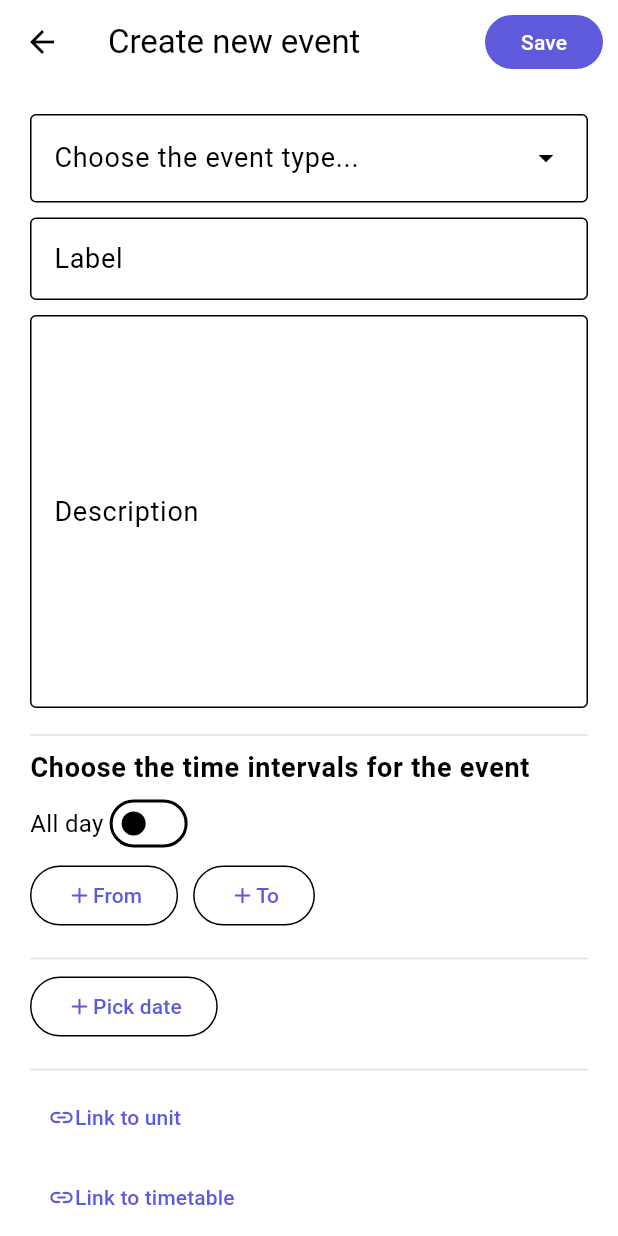
After one commit to ngareleo/remindeer-frontend, a Flutter app: the CreateEventForm screen opened directly, on a phone screen of 412 x 824 dp. The commit adds this screen. Run offline on Flutter 3.47's test engine with Material 2 defaults, Android fonts, the phone set to English and light mode, and no system bars; our stand-ins replace flutter_svg.

Commit message:
Created the forms for events and tasks

```diff
--- a/remindeer/assets/store/sample_timetables.json
+++ b/remindeer/assets/store/sample_timetables.json
@@ -2,14 +2,14 @@
     "00-t-00": {
         "label": "2022/23 Intelligent Systems",
         "description": "Timetable for 2022/23 intelligent systems group",
-        "valid-until": "2023-08-10",
+        "valid_until": "2023-08-10",
         "created": "2023-08-10",
         "last_modified":"2023-08-10"
     },
     "00-t-01": {
         "label": "School timetables",
         "description": "",
-        "valid-until": "2023-08-10",
+        "valid_until": "2023-08-10",
         "created": "2023-08-10",
         "last_modified":"2023-08-10"
     }
@@ -17,7 +17,7 @@
     "00-t-02": {
         "label": "Meal timetables",
         "description": "",
-        "valid-until": "2023-08-10",
+        "valid_until": "2023-08-10",
         "created": "2023-08-10",
         "last_modified":"2023-08-10"
     }
--- a/remindeer/lib/main.dart
+++ b/remindeer/lib/main.dart
@@ -34,8 +34,12 @@ class _MyApp extends State<MyApp> {
             indicatorColor: Color(0xFF5E5ADB),
           ),
           textTheme: const TextTheme(
+              bodyLarge: TextStyle(
+                  fontSize: 18,
+                  fontWeight: FontWeight.normal,
+                  color: Colors.black),
               bodyMedium: TextStyle(
-                  fontSize: 14,
+                  fontSize: 16,
                   fontWeight: FontWeight.normal,
                   color: Colors.black),
               bodySmall: TextStyle(
--- /dev/null
+++ b/remindeer/lib/src/common/components/forms/create_event_form.dart
@@ -0,0 +1,233 @@
+import 'package:flutter/material.dart';
+
+class CreateEventForm extends StatefulWidget {
+  const CreateEventForm({Key? key}) : super(key: key);
+
+  @override
+  State<StatefulWidget> createState() => _CreateEventFormState();
+}
+
+class _CreateEventFormState extends State<CreateEventForm> {
+  bool eventIsAllDay = false;
+
+  @override
+  void setState(VoidCallback callback) {
+    super.setState(callback);
+  }
+
+  @override
+  Widget build(BuildContext context) {
+    return Scaffold(
+      appBar: AppBar(
+        title: const Text('Create new event'),
+        actions: [
+          Padding(
+            padding: const EdgeInsets.all(10),
+            child: FilledButton(onPressed: () {}, child: const Text('Save')),
+          )
+        ],
+      ),
+      backgroundColor: Colors.white,
+      body: SafeArea(
+        child: Padding(
+          padding: const EdgeInsetsDirectional.all(20),
+          child: SingleChildScrollView(
+            child: Column(
+              mainAxisSize: MainAxisSize.max,
+              crossAxisAlignment: CrossAxisAlignment.start,
+              children: [
+                Padding(
+                  padding: const EdgeInsets.only(bottom: 10),
+                  child: DropdownMenu<int>(
+                    width: MediaQuery.of(context).size.width,
+                    dropdownMenuEntries: const [
+                      DropdownMenuEntry(value: 0, label: 'Regular'),
+                      DropdownMenuEntry(value: 0, label: 'Lecture')
+                    ],
+                    label: const Text('Choose the event type...'),
+                  ),
+                ),
+                Padding(
+                  padding: const EdgeInsetsDirectional.only(bottom: 10),
+                  child: SizedBox(
+                    width: MediaQuery.of(context).size.width,
+                    child: TextFormField(
+                      decoration: const InputDecoration(
+                        border: OutlineInputBorder(),
+                        labelText: 'Label',
+                      ),
+                      style: Theme.of(context).textTheme.bodyMedium,
+                      keyboardType: TextInputType.text,
+                    ),
+                  ),
+                ),
+                Padding(
+                  padding: const EdgeInsetsDirectional.only(bottom: 10),
+                  child: SizedBox(
+                    width: MediaQuery.of(context).size.width,
+                    child: TextFormField(
+                      decoration: const InputDecoration(
+                        labelText: 'Description',
+                        border: OutlineInputBorder(),
+                      ),
+                      style: Theme.of(context).textTheme.bodyMedium,
+                      keyboardType: TextInputType.text,
+                      maxLines: 10,
+                    ),
+                  ),
+                ),
+                const Divider(
+                  color: Colors.black12,
+                ),
+                Padding(
+                  padding: const EdgeInsetsDirectional.only(bottom: 10),
+                  child: Column(
+                    crossAxisAlignment: CrossAxisAlignment.start,
+                    children: [
+                      Text(
+                        'Choose the time intervals for the event',
+                        style: Theme.of(context)
+                            .textTheme
+                            .bodyLarge
+                            ?.copyWith(fontWeight: FontWeight.bold),
+                      ),
+                      Row(
+                        children: [
+                          Text(
+                            'All day',
+                            style: Theme.of(context).textTheme.bodyMedium,
+                          ),
+                          Switch(
+                              value: eventIsAllDay,
+                              onChanged: (bool value) {
+                                setState(() {
+                                  eventIsAllDay = value;
+                                });
+                              })
+                        ],
+                      ),
+                      Row(
+                        children: [
+                          OutlinedButton(
+                            onPressed: () {},
+                            child: const Row(
+                              mainAxisSize: MainAxisSize.min,
+                              children: [
+                                Icon(
+                                  Icons.add_rounded,
+                                  size: 18,
+                                ),
+                                Text(
+                                  'From',
+                                )
+                              ],
+                            ),
+                          ),
+                          Padding(
+                            padding: const EdgeInsets.only(left: 10),
+                            child: OutlinedButton(
+                              onPressed: () {},
+                              child: const Row(
+                                  mainAxisSize: MainAxisSize.min,
+                                  children: [
+                                    Icon(
+                                      Icons.add_rounded,
+                                      size: 18,
+                                    ),
+                                    Text('To')
+                                  ]),
+                            ),
+                          ),
+                        ],
+                      )
+                    ],
+                  ),
+                ),
+                const Divider(
+                  color: Colors.black12,
+                ),
+                Padding(
+                  padding: const EdgeInsetsDirectional.fromSTEB(0, 0, 0, 10),
+                  child: OutlinedButton(
+                    onPressed: () {},
+                    child: const Row(mainAxisSize: MainAxisSize.min, children: [
+                      Icon(
+                        Icons.add_rounded,
+                        size: 18,
+                      ),
+                      Text('Pick date')
+                    ]),
+                  ),
+                ),
+                const Divider(
+                  color: Colors.black12,
+                ),
+                Column(
+                  children: [
+                    Padding(
+                      padding: const EdgeInsetsDirectional.only(bottom: 5),
+                      child: TextButton(
+                        onPressed: () {},
+                        child: Row(mainAxisSize: MainAxisSize.min, children: [
+                          Icon(
+                            Icons.link_rounded,
+                            color: Theme.of(context).primaryColor,
+                            size: 18,
+                          ),
+                          Text(
+                            'Link to unit',
+                            style: TextStyle(
+                                color: Theme.of(context).primaryColor,
+                                fontWeight: FontWeight.w500),
+                          ),
+                        ]),
+                      ),
+                    ),
+                  ],
+                ),
+                Padding(
+                  padding: const EdgeInsetsDirectional.only(bottom: 5),
+                  child: TextButton(
+                    onPressed: () {},
+                    child: Row(mainAxisSize: MainAxisSize.min, children: [
+                      Icon(
+                        Icons.link_rounded,
+                        color: Theme.of(context).primaryColor,
+                        size: 18,
+                      ),
+                      Text(
+                        'Link to timetable',
+                        style: TextStyle(
+                            color: Theme.of(context).primaryColor,
+                            fontWeight: FontWeight.w500),
+                      ),
+                    ]),
+                  ),
+                ),
+                Padding(
+                  padding: const EdgeInsetsDirectional.fromSTEB(0, 5, 0, 5),
+                  child: TextButton(
+                    onPressed: () {},
+                    child: Row(mainAxisSize: MainAxisSize.min, children: [
+                      Icon(
+                        Icons.link_rounded,
+                        color: Theme.of(context).primaryColor,
+                        size: 18,
+                      ),
+                      Text(
+                        'Link to semester',
+                        style: TextStyle(
+                            color: Theme.of(context).primaryColor,
+                            fontWeight: FontWeight.w500),
+                      ),
+                    ]),
+                  ),
+                ),
+              ],
+            ),
+          ),
+        ),
+      ),
+    );
+  }
+}
--- /dev/null
+++ b/remindeer/lib/src/common/theme/bottom_sheet_button_styles.dart
@@ -0,0 +1,6 @@
+import 'package:flutter/material.dart';
+
+const buttonStyle = ButtonStyle(
+    backgroundColor: MaterialStatePropertyAll<Color>(Colors.white),
+    side:
+        MaterialStatePropertyAll<BorderSide>(BorderSide(color: Colors.white)));
--- a/remindeer/lib/src/features/api/lectures_api.dart
+++ b/remindeer/lib/src/features/api/lectures_api.dart
@@ -1,18 +1,28 @@
 import 'dart:convert';
 import 'package:flutter/services.dart';
+import 'package:remindeer/src/features/api/timetables_api.dart';
+import 'package:remindeer/src/features/api/units_api.dart';
 import 'package:remindeer/src/models/lecture.dart';
 
 class LecturesAPI {
-  Future<List<Lecture>> getLectures() async {
-    final file =
+  Future<List<Lecture>> getAllLectures() async {
+    var store =
         await rootBundle.loadString("assets/store/sample_lectures.json");
-    var values = Map.from(jsonDecode(file));
-    return [];
+    var content = Map.from(jsonDecode(store));
+    var lectures = <Lecture>[];
+    for (final entry in content.entries) {
+      var unitUid = entry.value["unit"].toString();
+      var timetableUid = entry.value["timetable"].toString();
+      final unit = await UnitsAPI().getUnit(unitUid);
+      final timetable = await TimetableAPI().getTimetable(timetableUid);
+      lectures.add(Lecture.fromJson(
+          uid: entry.key, json: entry.value, unit: unit, timetable: timetable));
+    }
+    return lectures;
   }
 
-  Future<List<Lecture>> getLecturesByDate(DateTime date) async {
-    return (await getLectures()).where((element) {
-      return element.eventDate?.weekday == date.weekday;
-    }).toList();
+  Future<Lecture?> getLecture(String uid) async {
+    final timetables = await getAllLectures();
+    return timetables.where((element) => element.uid == uid).firstOrNull;
   }
 }
--- a/remindeer/lib/src/features/api/timetables_api.dart
+++ b/remindeer/lib/src/features/api/timetables_api.dart
@@ -5,11 +5,13 @@ import 'package:remindeer/src/models/timetable.dart';
 class TimetableAPI {
   Future<List<Timetable>> getTimetables() async {
     var store =
-        await rootBundle.loadString("assets/store/sample_lectures.json");
+        await rootBundle.loadString("assets/store/sample_timetables.json");
     var content = Map.from(jsonDecode(store));
-    content
-        .updateAll((key, value) => Timetable.fromJson(uid: key, json: value));
-    return content.values.toList().cast();
+    var timetables = <Timetable>[];
+    for (final entry in content.entries) {
+      timetables.add(Timetable.fromJson(uid: entry.key, json: entry.value));
+    }
+    return timetables;
   }
 
   Future<Timetable?> getTimetable(String uid) async {
--- a/remindeer/lib/src/features/api/units_api.dart
+++ b/remindeer/lib/src/features/api/units_api.dart
@@ -6,8 +6,11 @@ class UnitsAPI {
   Future<List<Unit>> getAllUnits() async {
     var file = await rootBundle.loadString("assets/store/sample_lectures.json");
     var content = Map.from(jsonDecode(file));
-    content.updateAll((key, value) => Unit.fromJson(uid: key, json: value));
-    return content.values.toList().cast();
+    var units = <Unit>[];
+    for (final entry in content.entries) {
+      units.add(Unit.fromJson(uid: entry.key, json: entry.value));
+    }
+    return units;
   }
 
   Future<Unit?> getUnit(String uid) async {
--- a/remindeer/lib/src/models/lecture.dart
+++ b/remindeer/lib/src/models/lecture.dart
@@ -35,8 +35,8 @@ class Lecture extends Event {
   factory Lecture.fromJson(
       {required String uid,
       required Map<String, dynamic> json,
-      required Unit unit,
-      required Timetable timetable}) {
+      required Unit? unit,
+      required Timetable? timetable}) {
     var created = json["created"].toString();
     var lastModified = json["last_modified"].toString();
     var repeatTo = json["repeat_to"].toString();
@@ -75,6 +75,6 @@ class Lecture extends Event {
 
   @override
   String toString() {
-    return "[Lecture] $uid $label";
+    return "[Lecture] ${toJson()}";
   }
 }
--- a/remindeer/lib/src/models/timetable.dart
+++ b/remindeer/lib/src/models/timetable.dart
@@ -18,7 +18,7 @@ class Timetable {
       {required String uid, required Map<String, dynamic> json}) {
     final label = json["label"].toString();
     final description = json["description"].toString();
-    final validUntil = json["valid_unit"].toString();
+    final validUntil = json["valid_until"].toString();
     final created = json["created"].toString();
     final lastModified = json["last_modified"].toString();
     return Timetable(
@@ -44,6 +44,6 @@ class Timetable {
 
   @override
   String toString() {
-    return "[Timetable] $label $uid";
+    return "[Timetable] ${toJson()}";
   }
 }
--- a/remindeer/lib/src/models/unit.dart
+++ b/remindeer/lib/src/models/unit.dart
@@ -49,6 +49,6 @@ class Unit {
 
   @override
   String toString() {
-    return "[Unit] $uid $name";
+    return "[Unit] ${toJson()}";
   }
 }
--- a/remindeer/lib/src/screens/pages/dashboard/components/dashboard_group.dart
+++ b/remindeer/lib/src/screens/pages/dashboard/components/dashboard_group.dart
@@ -4,9 +4,7 @@ import 'package:remindeer/src/screens/pages/dashboard/components/dashboard_group
 
 class DashboardGroup extends StatelessWidget {
   const DashboardGroup({Key? key, required this.lectures}) : super(key: key);
-
   final List<Lecture> lectures;
-
   @override
   Widget build(BuildContext context) {
     return SizedBox(
--- a/remindeer/lib/src/screens/pages/dashboard/sections/todays_lectures.dart
+++ b/remindeer/lib/src/screens/pages/dashboard/sections/todays_lectures.dart
@@ -23,9 +23,9 @@ class _TodaysLecturesSectionState extends State<TodaysLecturesSection> {
   }
 
   void getLectures() async {
-    var lectures = api.getLectures();
+    final data = await api.getAllLectures();
     setState(() {
-      lectures = lectures;
+      lectures = data;
     });
   }
 
```
Also changed, not shown: remindeer/lib/src/common/components/forms/create_task_form.dart (added, +233 -0 lines), remindeer/lib/src/common/components/forms/link_to_timetable_form.dart (added, +82 -0 lines), remindeer/lib/src/screens/home.dart (+1 -10 lines), remindeer/lib/src/screens/pages/dashboard/dashboard.dart (+55 -1 lines).
